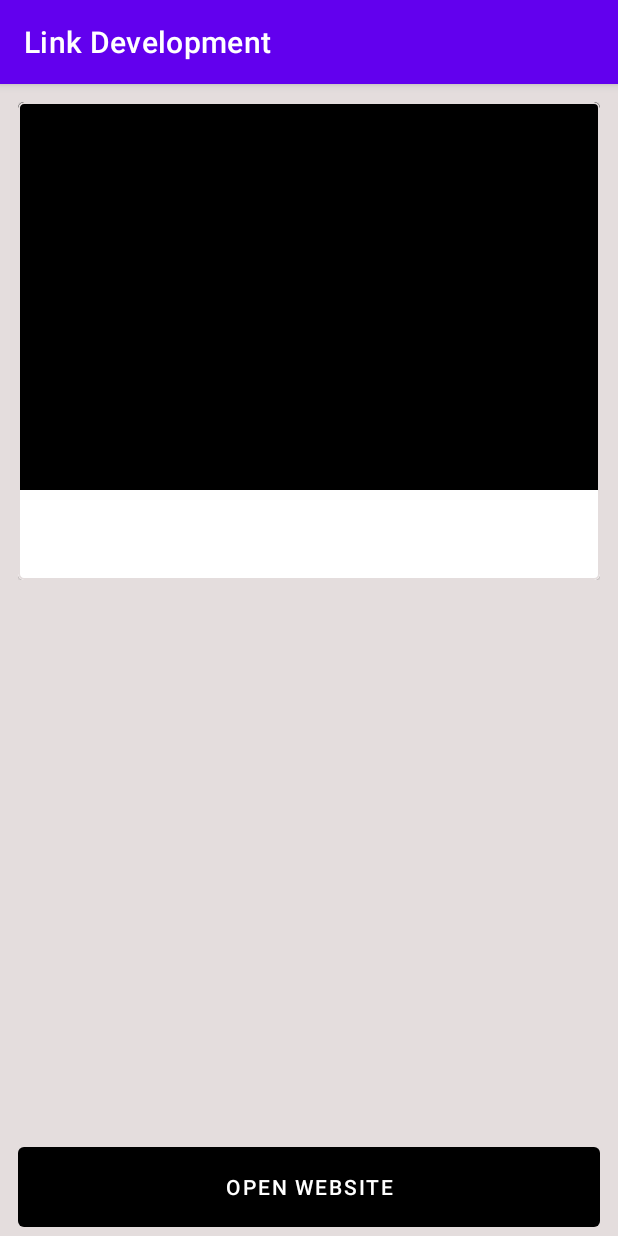
After one commit to abdelrahmanfarrag/LinkDevWorkShop, an Android app: the fragment NewsDetailsFragment shown on its own in the app's theme, on a phone screen of 412 x 824 dp. The commit adds this screen. Run offline under Robolectric (Android 15) with nearby library versions, the phone set to English and light mode, and no system bars.

Commit message:
added NewsFragment.kt,NewsDetailsFragment.Kt

```diff
--- a/app/src/main/java/com/example/linkdevworkshop/di/presentation/fragment/FragmentModule.kt
+++ b/app/src/main/java/com/example/linkdevworkshop/di/presentation/fragment/FragmentModule.kt
@@ -6,5 +6,7 @@ import dagger.Module
  * Authored by Abdelrahman Ahmed on 14 Jun, 2021.
  */
 @Module
-class FragmentModule {
+abstract class FragmentModule {
+
+
 }
--- a/app/src/main/java/com/example/linkdevworkshop/di/presentation/fragment/FragmentSubComponent.kt
+++ b/app/src/main/java/com/example/linkdevworkshop/di/presentation/fragment/FragmentSubComponent.kt
@@ -1,6 +1,9 @@
 package com.example.linkdevworkshop.di.presentation.fragment
 
 import androidx.fragment.app.Fragment
+import com.example.linkdevworkshop.di.presentation.scope.PerFragment
+import com.example.linkdevworkshop.presentation.workshop.news.NewsFragment
+import com.example.linkdevworkshop.presentation.workshop.newsdetails.NewsDetailsFragment
 import dagger.BindsInstance
 import dagger.Subcomponent
 
@@ -9,12 +12,17 @@ import dagger.Subcomponent
  * Contact: afarrag@youxel.com
  * by :YOUXEL
  */
+@PerFragment
 @Subcomponent(modules = [FragmentViewModelModule::class, FragmentModule::class])
 interface FragmentSubComponent {
 
+  fun inject(newsFragment: NewsFragment)
+
+  fun inject(newsDetailsFragment: NewsDetailsFragment)
 
   @Subcomponent.Factory
   interface Factory {
     fun create(@BindsInstance fragment: Fragment): FragmentSubComponent
+
   }
 }
--- a/app/src/main/java/com/example/linkdevworkshop/presentation/base/BaseFragment.kt
+++ b/app/src/main/java/com/example/linkdevworkshop/presentation/base/BaseFragment.kt
@@ -1,7 +1,9 @@
 package com.example.linkdevworkshop.presentation.base
 
 import android.os.Bundle
+import android.view.LayoutInflater
 import android.view.View
+import android.view.ViewGroup
 import androidx.fragment.app.Fragment
 import com.example.linkdevworkshop.WorkShopApplication
 import com.example.linkdevworkshop.di.presentation.fragment.FragmentSubComponent
@@ -24,6 +26,12 @@ abstract class BaseFragment : Fragment() {
     setupInjection(fragmentSubComponent)
     super.onCreate(savedInstanceState)
   }
+
+  override fun onCreateView(
+    inflater: LayoutInflater,
+    container: ViewGroup?,
+    savedInstanceState: Bundle?
+  ) = createViewBinding(inflater, container, savedInstanceState)
 
   override fun onViewCreated(view: View, savedInstanceState: Bundle?) {
     super.onViewCreated(view, savedInstanceState)
@@ -49,6 +57,12 @@ abstract class BaseFragment : Fragment() {
    */
   abstract fun setupInjection(fragmentSubComponent: FragmentSubComponent)
 
+  abstract fun createViewBinding(
+    inflater: LayoutInflater,
+    container: ViewGroup?,
+    savedInstanceState: Bundle?
+  ): View
+
   /**
    * This function is optional to override in any Child-Fragment as may a fragment has no toolbar
    */
--- /dev/null
+++ b/app/src/main/java/com/example/linkdevworkshop/presentation/workshop/newsdetails/NewsDetailsFragment.kt
@@ -0,0 +1,44 @@
+package com.example.linkdevworkshop.presentation.workshop.newsdetails
+
+import android.os.Bundle
+import android.view.LayoutInflater
+import android.view.View
+import android.view.ViewGroup
+import com.example.linkdevworkshop.R
+import com.example.linkdevworkshop.databinding.FragmentNewsBinding
+import com.example.linkdevworkshop.databinding.FragmentNewsDetailsBinding
+import com.example.linkdevworkshop.di.presentation.fragment.FragmentSubComponent
+import com.example.linkdevworkshop.presentation.base.BaseFragment
+import com.example.linkdevworkshop.utility.extension.getColor
+
+/**
+ * Authored by Abdelrahman Ahmed on 14 Jun, 2021.
+ */
+class NewsDetailsFragment : BaseFragment() {
+
+  private var _binding: FragmentNewsDetailsBinding? = null
+  private val binding get() = _binding!!
+
+  override fun createViewBinding(
+    inflater: LayoutInflater,
+    container: ViewGroup?,
+    savedInstanceState: Bundle?
+  ): View {
+    _binding = FragmentNewsDetailsBinding.inflate(inflater, container, false)
+    val view = binding.root
+    view.setBackgroundColor(getColor(R.color.grey))
+    return view
+
+  }
+
+  override fun onFragmentSetup(view: View, savedInstanceState: Bundle?) {}
+
+  override fun setupInjection(fragmentSubComponent: FragmentSubComponent) {
+    fragmentSubComponent.inject(this)
+  }
+
+  override fun releaseObjects() {
+    _binding = null
+  }
+
+}
--- a/app/src/main/java/com/example/linkdevworkshop/utility/extension/Fragment.kt
+++ b/app/src/main/java/com/example/linkdevworkshop/utility/extension/Fragment.kt
@@ -47,7 +47,7 @@ fun <T : ViewModel> BaseFragment.getSharedViewModel(
 }
 
 fun BaseFragment.getColor(@ColorRes res: Int) =
-  requireActivity().apply { ContextCompat.getColor(requireContext(), res) }
+  requireActivity().let { ContextCompat.getColor(requireContext(), res) }
 
 fun BaseFragment.getDrawable(@DrawableRes res: Int) =
   requireActivity().apply { ContextCompat.getDrawable(requireContext(), res) }
--- /dev/null
+++ b/app/src/main/res/layout/fragment_news_details.xml
@@ -0,0 +1,103 @@
+<?xml version="1.0" encoding="utf-8"?>
+<androidx.constraintlayout.widget.ConstraintLayout xmlns:android="http://schemas.android.com/apk/res/android"
+  xmlns:app="http://schemas.android.com/apk/res-auto"
+  xmlns:tools="http://schemas.android.com/tools"
+  android:layout_width="match_parent"
+  android:layout_height="match_parent"
+  android:background="@color/grey"
+  tools:context=".presentation.workshop.newsdetails.NewsDetailsFragment">
+
+  <ScrollView
+    android:id="@+id/detailsScrollContainer"
+    android:layout_width="match_parent"
+    android:layout_height="wrap_content"
+    android:layout_margin="@dimen/fragment_news_detail_parent_scroll_margin"
+    app:layout_constraintBottom_toTopOf="@id/openWebSiteButton"
+    app:layout_constraintEnd_toEndOf="parent"
+    app:layout_constraintStart_toStartOf="parent"
+    app:layout_constraintTop_toTopOf="parent"
+    app:layout_constraintVertical_bias="0.0">
+
+    <com.google.android.material.card.MaterialCardView
+      android:layout_width="match_parent"
+      android:layout_height="wrap_content"
+      app:cardBackgroundColor="@color/white"
+      app:cardCornerRadius="@dimen/fragment_news_detail_scroll_card_corner_radius"
+      app:strokeColor="@color/grey"
+      app:strokeWidth="@dimen/fragment_news_detail_scroll_card_stroke_width">
+
+      <androidx.constraintlayout.widget.ConstraintLayout
+        android:layout_width="match_parent"
+        android:layout_height="wrap_content"
+        android:background="@color/white">
+
+        <ImageView
+          android:id="@+id/newsDetailsImageView"
+          android:layout_width="0dp"
+          android:layout_height="0dp"
+          android:contentDescription="@null"
+          app:layout_constraintDimensionRatio="H,12:8"
+          app:layout_constraintEnd_toEndOf="parent"
+          app:layout_constraintStart_toStartOf="parent"
+          app:layout_constraintTop_toTopOf="parent"
+          app:srcCompat="@color/black" />
+
+        <TextView
+          android:id="@+id/newsDetailsDateTextView"
+          android:layout_width="wrap_content"
+          android:layout_height="wrap_content"
+          android:layout_marginBottom="@dimen/fragment_news_detail_date_margin_bottom"
+          android:layout_marginEnd="@dimen/fragment_news_detail_date_margin_end"
+          android:textColor="@color/white"
+          android:textStyle="bold"
+          app:layout_constraintBottom_toBottomOf="@id/newsDetailsImageView"
+          app:layout_constraintEnd_toEndOf="@id/newsDetailsImageView"
+          tools:text="Apl 3, 2017" />
+
+        <TextView
+          android:id="@+id/newsDetailsTitleTextView"
+          android:layout_width="0dp"
+          android:layout_height="wrap_content"
+          android:layout_marginHorizontal="@dimen/fragment_news_detail_title_margin_horizontal"
+          android:layout_marginTop="@dimen/fragment_news_detail_title_margin_top"
+          android:letterSpacing=".1"
+          android:textAlignment="viewStart"
+          android:textStyle="bold"
+          app:layout_constraintEnd_toEndOf="parent"
+          app:layout_constraintStart_toStartOf="@id/newsDetailsImageView"
+          app:layout_constraintTop_toBottomOf="@id/newsDetailsImageView"
+          tools:text="Amazing Images : The Best Science Photos of the week" />
+
+        <TextView
+          android:id="@+id/newsDetailDescriptionTextView"
+          android:layout_width="0dp"
+          android:layout_height="wrap_content"
+          android:layout_marginEnd="@dimen/fragment_news_detail_description_margin_end"
+          android:layout_marginVertical="@dimen/fragment_news_detail_description_margin_vertical"
+          android:letterSpacing=".1"
+          android:lineSpacingExtra="@dimen/fragment_news_detail_description_line_spacing"
+          android:textAlignment="viewStart"
+          android:textSize="@dimen/fragment_news_detail_description_text_size"
+          app:layout_constraintBottom_toBottomOf="parent"
+          app:layout_constraintEnd_toEndOf="parent"
+          app:layout_constraintStart_toStartOf="@id/newsDetailsTitleTextView"
+          app:layout_constraintTop_toBottomOf="@id/newsDetailsTitleTextView"
+          tools:text="Amazing Images : The Best Science Photos of the weekAmazing Images : The Best Science Photos of the weekAmazing Images : The Best Science Photos of the weekAmazing Images : The Best Science Photos of the weekAmazing Images : The Best Science Photos of the weekAmazing Images : The Best Science Photos of the weekAmazing Images : The Best Science Photos of the weekAmazing Images : The Best Science Photos of the weekAmazing Images : The Best Science Photos of the weekAmazing Images : The Best Science Photos of the weekAmazing Images : The Best Science Photos of the weekAmazing Images : The Best Science Photos of tAmazing Images : The Best Science Photos of the weekAmazing Images : The Best Science Photos of the weekhe week" />
+      </androidx.constraintlayout.widget.ConstraintLayout>
+    </com.google.android.material.card.MaterialCardView>
+  </ScrollView>
+
+  <com.google.android.material.button.MaterialButton
+    android:id="@+id/openWebSiteButton"
+    android:layout_width="0dp"
+    android:layout_height="@dimen/fragment_new_detail_open_website_button_height"
+    android:stateListAnimator="@null"
+    android:text="@string/open_website"
+    android:textColor="@color/white"
+    app:backgroundTint="@color/black"
+    app:layout_constraintBottom_toBottomOf="parent"
+    app:layout_constraintEnd_toEndOf="@+id/detailsScrollContainer"
+    app:layout_constraintStart_toStartOf="@+id/detailsScrollContainer"
+    app:rippleColor="@color/grey" />
+
+</androidx.constraintlayout.widget.ConstraintLayout>
--- a/app/src/main/res/values/colors.xml
+++ b/app/src/main/res/values/colors.xml
@@ -7,4 +7,5 @@
   <color name="teal_700">#FF018786</color>
   <color name="black">#FF000000</color>
   <color name="white">#FFFFFFFF</color>
+  <color name="grey">#E4DDDD</color>
 </resources>
--- /dev/null
+++ b/app/src/main/res/values/dimens.xml
@@ -0,0 +1,30 @@
+<?xml version="1.0" encoding="utf-8"?>
+<resources>
+  <!--News Item !-->
+  <dimen name="item_news_card_view_corner_radius">4dp</dimen>
+  <dimen name="item_news_card_elevation">4dp</dimen>
+  <dimen name="item_news_card_margin">16dp</dimen>
+  <dimen name="item_news_card_title_margin_start">12dp</dimen>
+  <dimen name="item_news_card_title_margin_end">12dp</dimen>
+  <dimen name="item_news_card_title_margin_top">12dp</dimen>
+  <dimen name="item_news_card_title_line_spacing">1dp</dimen>
+  <dimen name="item_news_card_author_margin_top">4dp</dimen>
+  <dimen name="item_news_card_author_margin_start">4dp</dimen>
+  <dimen name="item_news_card_author_text_size">12sp</dimen>
+  <dimen name="item_new_card_date_margin_vertical">8dp</dimen>
+  <!--News Details Fragment !-->
+  <dimen name="fragment_news_detail_parent_scroll_margin">12dp</dimen>
+  <dimen name="fragment_news_detail_scroll_card_corner_radius">4dp</dimen>
+  <dimen name="fragment_news_detail_scroll_card_stroke_width">1dp</dimen>
+  <dimen name="fragment_news_detail_date_margin_end">8dp</dimen>
+  <dimen name="fragment_news_detail_date_margin_bottom">8dp</dimen>
+  <dimen name="fragment_news_detail_title_margin_horizontal">8dp</dimen>
+  <dimen name="fragment_news_detail_title_margin_top">8dp</dimen>
+  <dimen name="fragment_news_detail_description_margin_vertical">8dp</dimen>
+  <dimen name="fragment_news_detail_description_margin_end">8dp</dimen>
+  <dimen name="fragment_news_detail_description_text_size">12sp</dimen>
+  <dimen name="fragment_news_detail_description_line_spacing">1dp</dimen>
+  <dimen name="fragment_new_detail_open_website_button_height">65dp</dimen>
+
+
+</resources>
--- a/app/src/main/res/values/strings.xml
+++ b/app/src/main/res/values/strings.xml
@@ -1,3 +1,5 @@
 <resources>
-  <string name="app_name">LinkDevWorkShop</string>
+  <string name="app_name">Link Development</string>
+  <string name="open_website">Open Website</string>
+
 </resources>
```
Also changed, not shown: app/src/main/java/com/example/linkdevworkshop/presentation/workshop/news/NewsFragment.kt (added, +39 -0 lines), app/src/main/res/layout/fragment_news.xml (added, +21 -0 lines), app/src/main/res/layout/item_news.xml (added, +65 -0 lines), app/src/main/res/navigation/workshop_nav_graph.xml (added, +18 -0 lines).
